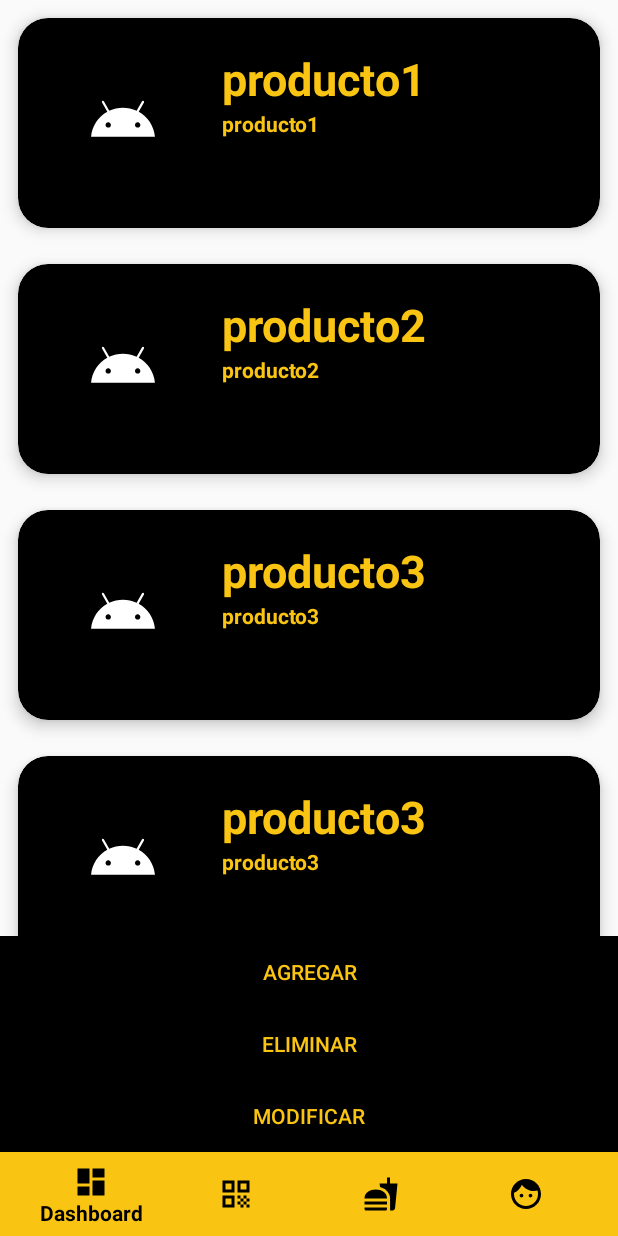
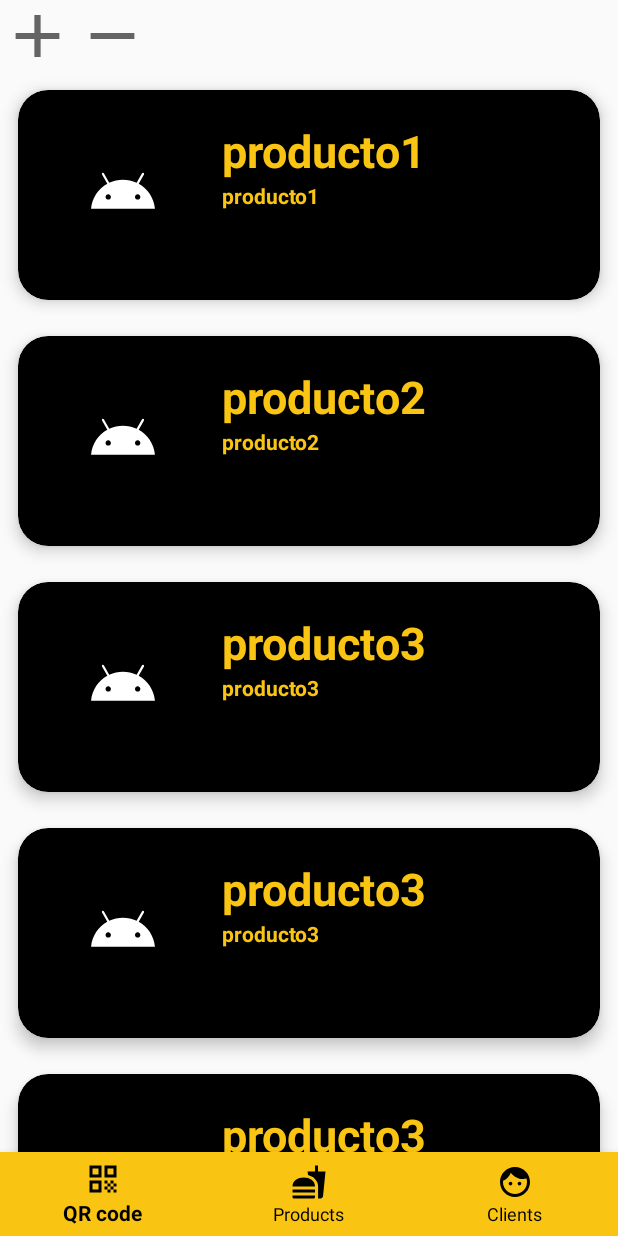
Before and after one commit to Sebas1509/DAMProject, an Android app: the fragment ProductsFragment placed in its activity, on a phone screen of 412 x 824 dp. Run offline under Robolectric (Android 15) with nearby library versions, the phone set to English and light mode, and no system bars; libraries missing offline, so code that uses them is left out: com.google.zxing.integration.

Commit message:
New update

```diff
--- a/app/src/main/java/com/example/damproject/HomeActivity.kt
+++ b/app/src/main/java/com/example/damproject/HomeActivity.kt
@@ -32,11 +32,11 @@ class HomeActivity : AppCompatActivity() {
 
     private fun Initialize(){
         //Inicializar el la navegación en el dashboard Fragment
-        replaceFragment(dashboardFragment)
+        replaceFragment(clientsFragment)
         //Reemplazar el fragmento con uno nuevo
         bottom_navigation.setOnNavigationItemReselectedListener {
             when(it.itemId){
-                R.id.dashboar -> replaceFragment(dashboardFragment)
+                //R.id.dashboar -> replaceFragment(dashboardFragment)
                 R.id.products -> replaceFragment(productsFragment)
                 R.id.qr_generate -> replaceFragment(qrFragment)
                 R.id.client -> replaceFragment(clientsFragment)
--- /dev/null
+++ b/app/src/main/res/drawable/add.xml
@@ -0,0 +1,10 @@
+<vector xmlns:android="http://schemas.android.com/apk/res/android"
+    android:width="24dp"
+    android:height="24dp"
+    android:viewportWidth="24"
+    android:viewportHeight="24"
+    android:tint="?attr/colorControlNormal">
+  <path
+      android:fillColor="@android:color/white"
+      android:pathData="M19,13h-6v6h-2v-6H5v-2h6V5h2v6h6v2z"/>
+</vector>
--- /dev/null
+++ b/app/src/main/res/drawable/ic_baseline_remove_24.xml
@@ -0,0 +1,10 @@
+<vector xmlns:android="http://schemas.android.com/apk/res/android"
+    android:width="24dp"
+    android:height="24dp"
+    android:viewportWidth="24"
+    android:viewportHeight="24"
+    android:tint="?attr/colorControlNormal">
+  <path
+      android:fillColor="@android:color/white"
+      android:pathData="M19,13H5v-2h14v2z"/>
+</vector>
--- a/app/src/main/res/layout/fragment_clients.xml
+++ b/app/src/main/res/layout/fragment_clients.xml
@@ -5,10 +5,7 @@
     android:layout_height="match_parent"
     xmlns:app="http://schemas.android.com/apk/res-auto"
     tools:context=".Fragments.ClientsFragment">
-    <TextView
-        android:layout_width="match_parent"
-        android:layout_height="wrap_content"
-        android:text="Esto es un texto"/>
+
     <!-- TODO: Update blank fragment layout -->
     <androidx.recyclerview.widget.RecyclerView
         android:id="@+id/recycleView_client"
--- a/app/src/main/res/layout/fragment_products.xml
+++ b/app/src/main/res/layout/fragment_products.xml
@@ -6,47 +6,37 @@
     xmlns:app="http://schemas.android.com/apk/res-auto"
     tools:context=".Fragments.ProductsFragment"
     android:orientation="vertical">
-
-    <!-- TODO: Update blank fragment layout -->
-        <androidx.recyclerview.widget.RecyclerView
-            android:id="@+id/recycleView"
-            android:layout_width="match_parent"
-            android:layout_height="0dp"
-            app:layout_constraintBottom_toTopOf="@+id/buttons"
-            app:layout_constraintEnd_toEndOf="parent"
-            app:layout_constraintHorizontal_bias="0"
-            app:layout_constraintStart_toStartOf="parent"
-            app:layout_constraintTop_toTopOf="parent"/>
-
     <LinearLayout
         android:id="@+id/buttons"
         android:layout_width="match_parent"
         android:layout_height="wrap_content"
-        android:orientation="vertical"
-        android:layout_gravity="bottom"
-        app:layout_constraintBottom_toBottomOf="parent">
+        android:orientation="horizontal"
+        android:layout_gravity="top"
+        app:layout_constraintTop_toTopOf="parent">
+
         <Button
             android:id="@+id/add_product"
-            android:layout_width="match_parent"
+            android:layout_width="50dp"
             android:layout_height="match_parent"
-            android:background="@color/black"
-            android:textColor="@color/yellow"
-            android:text="@string/agregar_producto"/>
+            android:background="@drawable/add" />
         <Button
             android:id="@+id/delete_product"
-            android:layout_width="match_parent"
+            android:layout_width="50dp"
             android:layout_height="match_parent"
-            android:background="@color/black"
-            android:textColor="@color/yellow"
-            android:layout_margin="0dp"
-            android:text="@string/eliminar_producto"/>
-        <Button
-            android:id="@+id/modify_product"
-            android:layout_width="match_parent"
-            android:layout_height="match_parent"
-            android:background="@color/black"
-            android:textColor="@color/yellow"
-            android:text="@string/modificar_producto"/>
+            android:background="@drawable/ic_baseline_remove_24"/>
+
 
     </LinearLayout>
+    <!-- TODO: Update blank fragment layout -->
+    <androidx.recyclerview.widget.RecyclerView
+        android:id="@+id/recycleView"
+        android:layout_width="match_parent"
+        android:layout_height="0dp"
+        app:layout_constraintBottom_toBottomOf="parent"
+        app:layout_constraintEnd_toEndOf="parent"
+        app:layout_constraintHorizontal_bias="0"
+        app:layout_constraintStart_toStartOf="parent"
+        app:layout_constraintTop_toBottomOf="@id/buttons" />
+
+
 </androidx.constraintlayout.widget.ConstraintLayout>
--- a/app/src/main/res/menu/main_menu.xml
+++ b/app/src/main/res/menu/main_menu.xml
@@ -1,9 +1,5 @@
 <?xml version="1.0" encoding="utf-8"?>
 <menu xmlns:android="http://schemas.android.com/apk/res/android">
-    <item
-        android:id="@+id/dashboar"
-        android:icon="@drawable/dashboard"
-        android:title="Dashboard"/>
     <item
         android:id="@+id/qr_generate"
         android:icon="@drawable/qr_code"
```
